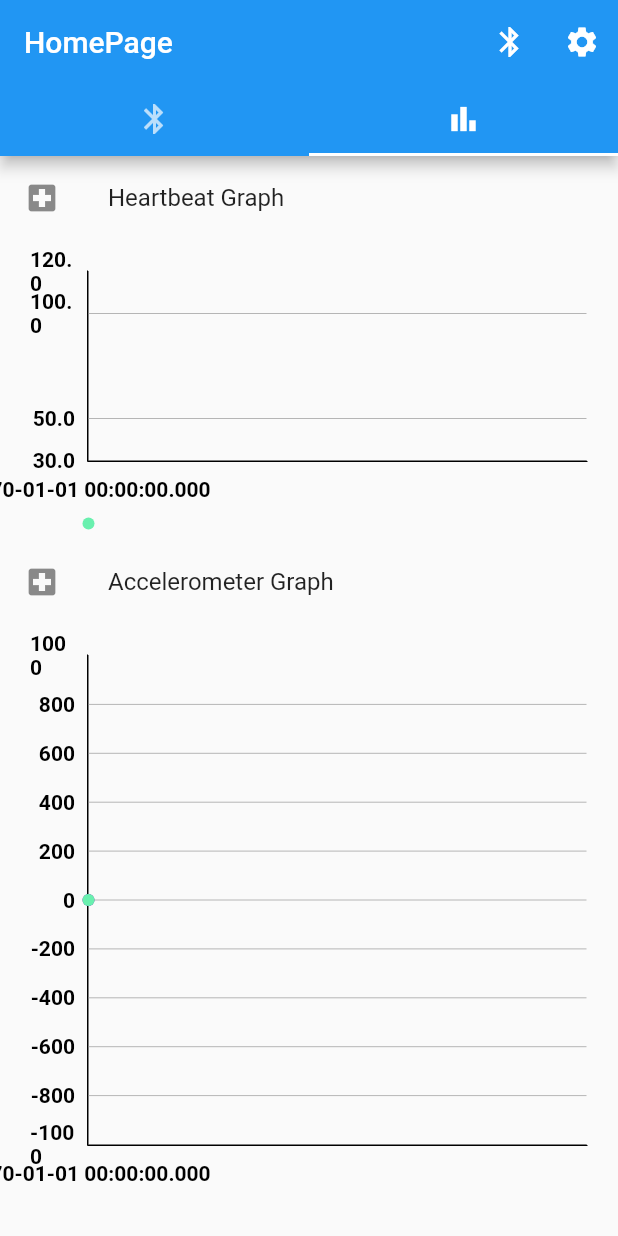
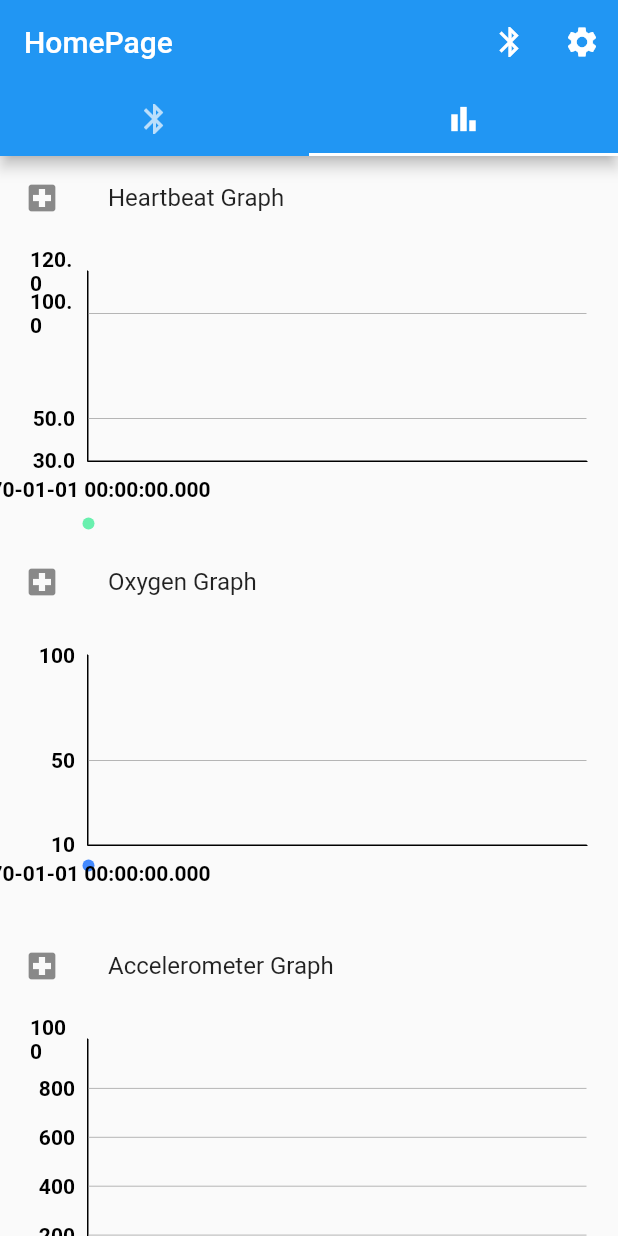
Before and after one commit to Connected-Healthcare/client_app, a Flutter app: the screen it shows after launch, tab 2 chosen, on a phone screen of 412 x 824 dp. Run offline on Flutter 3.47's test engine with Material 2 defaults, Android fonts, the phone set to English and light mode, and no system bars; drawn by our look-alikes of fl_chart; our stand-ins replace firebase_core, firebase_database, flutter_bluetooth_serial, shared_preferences; accounts and stored records are empty.

Commit message:
Added oxygen graph

```diff
--- a/client_app/lib/cloud/screen/charts.dart
+++ b/client_app/lib/cloud/screen/charts.dart
@@ -3,6 +3,7 @@ import 'dart:async';
 import 'package:client_app/cloud/state/schema.dart';
 import 'package:client_app/cloud/widget/accelerometer.dart';
 import 'package:client_app/cloud/widget/heartbeat.dart';
+import 'package:client_app/cloud/widget/oxygen.dart';
 import 'package:flutter/material.dart';
 
 import 'package:firebase_database/firebase_database.dart';
@@ -32,6 +33,12 @@ class _CloudChartScreenState extends State<CloudChartScreen> {
           title: Text("Heartbeat Graph"),
         ),
         HeartbeatGraph(this._cloudSchema, this._currentMaxEpochTime),
+
+        ListTile(
+          leading: Icon(Icons.local_hospital),
+          title: Text("Oxygen Graph"),
+        ),
+        OxygenGraph(this._cloudSchema, this._currentMaxEpochTime),
 
         ListTile(
           leading: Icon(Icons.local_hospital),
--- /dev/null
+++ b/client_app/lib/cloud/widget/oxygen.dart
@@ -0,0 +1,79 @@
+import 'package:client_app/cloud/state/schema.dart';
+import 'package:client_app/cloud/widget/custom_line_chart.dart';
+import 'package:fl_chart/fl_chart.dart';
+import 'package:flutter/material.dart';
+
+class OxygenGraph extends StatelessWidget {
+  final int currentMaxEpochTime;
+  final List<CloudSchema> cloudData;
+  OxygenGraph(this.cloudData, this.currentMaxEpochTime);
+
+  @override
+  Widget build(BuildContext context) {
+    return Container(
+      padding: EdgeInsets.all(20.0),
+      height: 200.0,
+      child: CustomLineChart(
+        _oxygenBarData(),
+        minY: 10,
+        maxY: 100,
+        maxX: currentMaxEpochTime.toDouble(),
+        bottomTitleCallback: (value) {
+          if (value.toInt() % 15 == 0) {
+            return DateTime.fromMillisecondsSinceEpoch(value.toInt() * 1000)
+                .toString();
+          }
+          return '';
+        },
+        leftTitleCallback: (value) {
+          if (value.toInt() % 2 == 0) {
+            return value.toInt().toString();
+          }
+          return '';
+        },
+      ),
+    );
+  }
+
+  List<LineChartBarData> _oxygenBarData() {
+    final LineChartBarData lineChartBarData1 = LineChartBarData(
+      spots: _oxygenTimestampSpots(),
+      isCurved: true,
+      colors: [Colors.blueAccent],
+      barWidth: 3,
+      isStrokeCapRound: true,
+      dotData: FlDotData(
+        show: true,
+      ),
+      belowBarData: BarAreaData(
+        show: false,
+      ),
+    );
+
+    return [
+      lineChartBarData1,
+    ];
+  }
+
+  List<FlSpot> _oxygenTimestampSpots() {
+    // If user starts sending data after a long time we do not want to get previous days data
+    // Make sure all the data is within the last 30 seconds
+    int minrequirement = currentMaxEpochTime - 30;
+    List<FlSpot> flspots = List<FlSpot>.empty(growable: true);
+    for (var cd in cloudData) {
+      if (cd.epochTime >= minrequirement) {
+        flspots
+            .add(FlSpot(cd.epochTime.toDouble(), cd.heartbeat[1].toDouble()));
+      }
+    }
+
+    // Make sure flspots is not empty
+    if (flspots.isEmpty) {
+      flspots.add(FlSpot(0, 0));
+    }
+
+    // Sort by timestamp
+    flspots.sort((a, b) => a.x.compareTo(b.x));
+    return flspots;
+  }
+}
```
